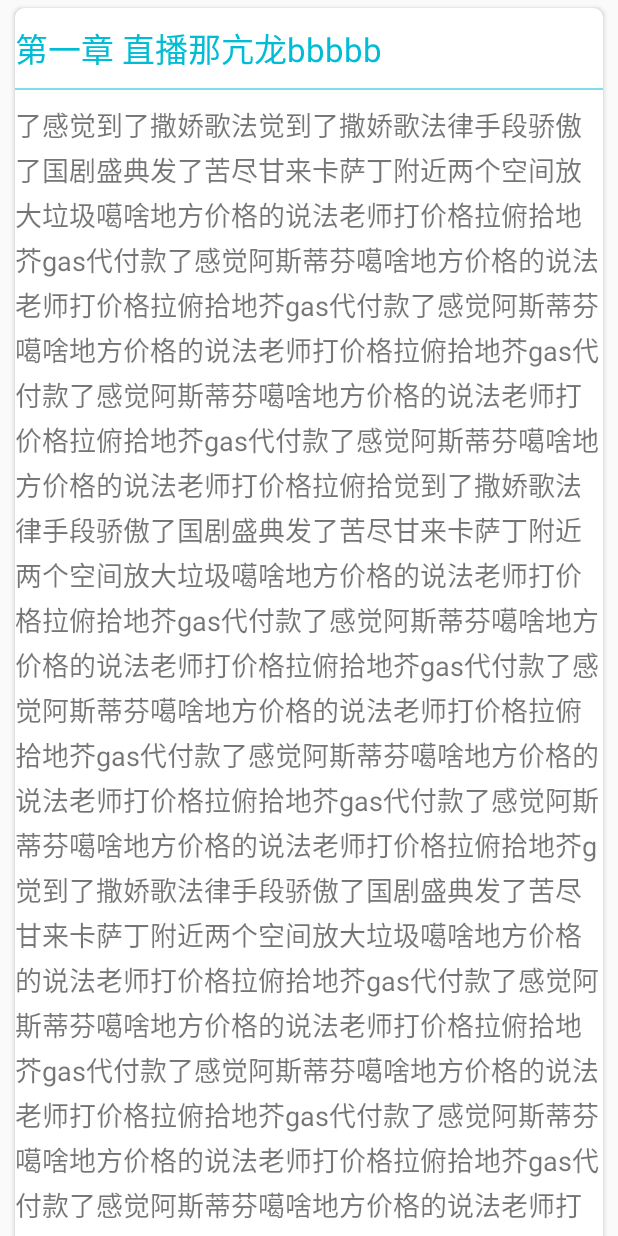
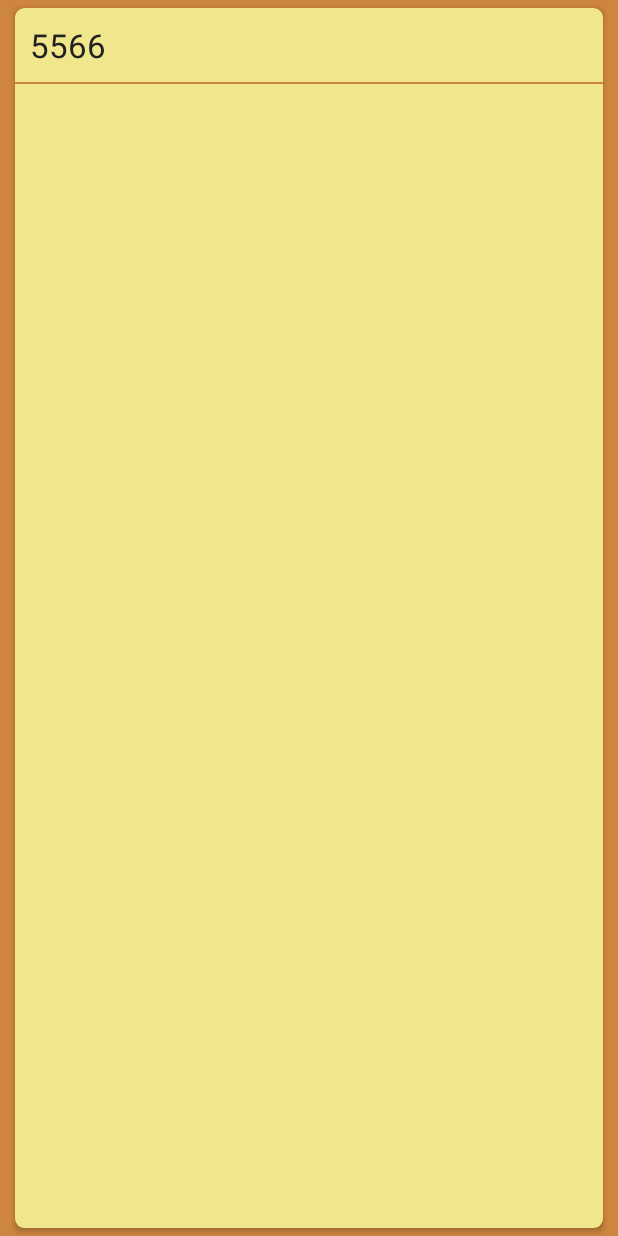
Before and after one commit to ff5201/OnlineReader, an Android app: the ContentActivity screen opened directly, with no data from a screen before it, on a phone screen of 412 x 824 dp. Run offline under Robolectric (Android 15) with nearby library versions, the phone set to English and light mode, and no system bars; 2 statements that could not run were skipped.

Commit message:
提交6/15

```diff
--- a/app/build.gradle
+++ b/app/build.gradle
@@ -35,4 +35,5 @@ dependencies {
     compile 'com.afollestad.material-dialogs:commons:0.9.1.0'
     compile 'com.squareup.okhttp3:okhttp:3.8.0'
     compile 'com.google.code.gson:gson:2.7'
+    compile 'com.wang.avi:library:2.1.3'
 }
--- a/app/src/main/java/com/example/fjh/onlinereader/ContentActivity.java
+++ b/app/src/main/java/com/example/fjh/onlinereader/ContentActivity.java
@@ -19,10 +19,10 @@ public class ContentActivity extends AppCompatActivity {
         getWindow().requestFeature(Window.FEATURE_CONTENT_TRANSITIONS);
         Transition slide_right = TransitionInflater.from(this).inflateTransition(android.R.transition.slide_right);
         getWindow().setEnterTransition(slide_right);
+        setContentView(R.layout.activity_content);
+        ActivityManager.addActivity(this);
 
 
-        setContentView(R.layout.activity_content);
-        ActivityManager.addActivity(this);
         Catalog catalog = (Catalog) getIntent().getSerializableExtra("bookCatalog");
         TextView title = (TextView)findViewById(R.id.content_title);
         title.setText(catalog.getTitle()+" "+catalog.getName());
--- a/app/src/main/java/com/example/fjh/onlinereader/Fragmnet/BookCatalogFragment.java
+++ b/app/src/main/java/com/example/fjh/onlinereader/Fragmnet/BookCatalogFragment.java
@@ -109,8 +109,8 @@ public class BookCatalogFragment extends Fragment implements booksCatalogListene
             Catalog c=adapter.getCatalolg(position);
             Intent intent=new Intent(MyApplication.getContext(), ContentActivity.class);
             intent.putExtra("bookCatalog", c);
-            ActivityOptionsCompat options12 = ActivityOptionsCompat.makeSceneTransitionAnimation(getActivity());
-            ActivityCompat.startActivity(getContext(), intent, options12.toBundle());
+            ActivityOptionsCompat options = ActivityOptionsCompat.makeSceneTransitionAnimation(getActivity());
+            ActivityCompat.startActivity(getContext(), intent, options.toBundle());
         }
     };
 
--- a/app/src/main/java/com/example/fjh/onlinereader/url.java
+++ b/app/src/main/java/com/example/fjh/onlinereader/url.java
@@ -5,7 +5,7 @@ package com.example.fjh.onlinereader;
  */
 
 public class  url {
-    final private static String IP="http://116.10.19.55:8881/TomcatTest/";
+    final private static String IP="http://116.10.16.250:8881/TomcatTest/";
     final public static String bookListURL=IP+"BookListServlet";
     final public static String getBookCatalogURL=IP+"BookCatalogServlet";
     final public static String ImgPath=IP+"Images/";
--- a/app/src/main/res/layout/activity_content.xml
+++ b/app/src/main/res/layout/activity_content.xml
@@ -2,18 +2,15 @@
 <android.support.design.widget.CoordinatorLayout
     xmlns:android="http://schemas.android.com/apk/res/android"
     xmlns:app="http://schemas.android.com/apk/res-auto"
-    android:id="@+id/activity_content"
     android:layout_width="match_parent"
     android:layout_height="match_parent">
 
-    <android.support.v4.widget.NestedScrollView
-        android:layout_width="match_parent"
-        android:layout_height="match_parent">
 
         <LinearLayout
             android:layout_width="match_parent"
             android:layout_height="match_parent"
-            android:orientation="vertical">
+            android:orientation="vertical"
+            android:background="@color/readBack">
 
             <android.support.v7.widget.CardView
                 android:layout_width="match_parent"
@@ -22,7 +19,12 @@
                 android:layout_marginLeft="@dimen/book_list_CardView_LR"
                 android:layout_marginTop="@dimen/book_list_CardView_TB"
                 android:layout_marginBottom="@dimen/book_list_CardView_TB"
-                app:cardCornerRadius="6dp">
+                app:cardCornerRadius="6dp"
+                app:cardBackgroundColor="@color/readCrad">
+
+                <android.support.v4.widget.NestedScrollView
+                    android:layout_width="match_parent"
+                    android:layout_height="match_parent">
 
                 <RelativeLayout
                     android:layout_width="match_parent"
@@ -32,16 +34,18 @@
                         android:id="@+id/content_title"
                         android:layout_width="match_parent"
                         android:layout_height="wrap_content"
-                        android:layout_alignParentLeft="true"
+                        android:layout_centerHorizontal="true"
                         android:layout_marginTop="10dp"
                         android:layout_marginBottom="10dp"
+                        android:layout_marginLeft="10dp"
+                        android:layout_marginRight="10dp"
                         android:textSize="22sp"
-                        android:textColor="@color/colorPrimary"
-                        android:text="第一章 直播那亢龙bbbbb"/>
+                        android:textColor="@color/primary_text"
+                        android:text="5566"/>
 
                     <View
                         android:id="@+id/content_View"
-                        android:background="@color/colorAccent"
+                        android:background="@color/readBack"
                         android:layout_below="@+id/content_title"
                         android:layout_width="match_parent"
                         android:layout_height="1dp"/>
@@ -52,16 +56,18 @@
                         android:layout_height="wrap_content"
                         android:layout_below="@+id/content_View"
                         android:layout_marginTop="10dp"
+                        android:layout_marginLeft="10dp"
+                        android:layout_marginRight="10dp"
                         android:lineSpacingExtra="3dp"
-                        android:textSize="18sp"
-                        android:text="了感觉到了撒娇歌法觉到了撒娇歌法律手段骄傲了国剧盛典发了苦尽甘来卡萨丁附近两个空间放大垃圾噶啥地方价格的说法老师打价格拉俯拾地芥gas代付款了感觉阿斯蒂芬噶啥地方价格的说法老师打价格拉俯拾地芥gas代付款了感觉阿斯蒂芬噶啥地方价格的说法老师打价格拉俯拾地芥gas代付款了感觉阿斯蒂芬噶啥地方价格的说法老师打价格拉俯拾地芥gas代付款了感觉阿斯蒂芬噶啥地方价格的说法老师打价格拉俯拾觉到了撒娇歌法律手段骄傲了国剧盛典发了苦尽甘来卡萨丁附近两个空间放大垃圾噶啥地方价格的说法老师打价格拉俯拾地芥gas代付款了感觉阿斯蒂芬噶啥地方价格的说法老师打价格拉俯拾地芥gas代付款了感觉阿斯蒂芬噶啥地方价格的说法老师打价格拉俯拾地芥gas代付款了感觉阿斯蒂芬噶啥地方价格的说法老师打价格拉俯拾地芥gas代付款了感觉阿斯蒂芬噶啥地方价格的说法老师打价格拉俯拾地芥g觉到了撒娇歌法律手段骄傲了国剧盛典发了苦尽甘来卡萨丁附近两个空间放大垃圾噶啥地方价格的说法老师打价格拉俯拾地芥gas代付款了感觉阿斯蒂芬噶啥地方价格的说法老师打价格拉俯拾地芥gas代付款了感觉阿斯蒂芬噶啥地方价格的说法老师打价格拉俯拾地芥gas代付款了感觉阿斯蒂芬噶啥地方价格的说法老师打价格拉俯拾地芥gas代付款了感觉阿斯蒂芬噶啥地方价格的说法老师打价格拉俯拾地芥gas代付款了感觉阿斯蒂芬噶啥地方价格的说法老师打价格拉俯拾地芥gas代付款了感觉阿斯蒂芬as代付款了感觉阿斯蒂芬噶啥地方价格的说法老师打价格拉俯拾地芥gas代付款了感觉阿斯蒂芬地芥gas代付款了感觉阿斯蒂芬噶啥地方价格的说法老师打价格拉俯拾地芥gas代付款了感觉阿斯蒂芬律手段骄傲了国剧盛典发了苦尽甘来卡萨丁附近两个空间放大垃圾噶啥地方价格的说法老师打价格拉俯拾地芥gas代付款了感觉阿斯蒂芬噶啥地方价格的说法老师打价格拉俯拾地芥gas代付款了感觉阿斯蒂芬噶啥地方价格的说法老师打价格拉俯拾地芥gas代付款了感觉阿斯蒂芬噶啥地方价格的说法老师打价格拉俯拾地芥gas代付款了感觉阿斯蒂芬噶啥地方价格的说法老师打价格拉俯拾地芥gas代付款了感觉阿斯蒂芬噶啥地方价格的说法老师打价格拉俯拾地芥gas代付款了感觉阿斯蒂芬"/>
+                        android:textColor="@color/primary_text"
+                        android:textSize="18sp"/>
 
                 </RelativeLayout>
+
+                </android.support.v4.widget.NestedScrollView>
 
             </android.support.v7.widget.CardView>
 
         </LinearLayout>
 
-    </android.support.v4.widget.NestedScrollView>
-
 </android.support.design.widget.CoordinatorLayout>
--- a/app/src/main/res/layout/nav_header.xml
+++ b/app/src/main/res/layout/nav_header.xml
@@ -17,7 +17,7 @@
         android:layout_height="wrap_content"
         android:layout_alignParentBottom="true"
         android:layout_centerHorizontal="true"
-        android:text="@string/myName"
+        android:text="@string/app_name"
         android:textColor="#FFF"
         android:textSize="24sp"/>
 </RelativeLayout>
--- a/app/src/main/res/values/colors.xml
+++ b/app/src/main/res/values/colors.xml
@@ -5,4 +5,6 @@
     <color name="colorAccent">#80deea</color>
     <color name="primary_text">#212121</color>
     <color name="secondary_text">#727272</color>
+    <color name="readBack">#CD853F</color>
+    <color name="readCrad">#F0E68C</color>
 </resources>
--- a/app/src/main/res/values/dimens.xml
+++ b/app/src/main/res/values/dimens.xml
@@ -15,4 +15,5 @@
 
     <dimen name="catalog_item_marginLR">10dp</dimen>
     <dimen name="catalog_item_marginTB">7dp</dimen>
+    <dimen name="about_panel_height">200dp</dimen>
 </resources>
--- a/app/src/main/res/values/strings.xml
+++ b/app/src/main/res/values/strings.xml
@@ -11,4 +11,7 @@
     <string name="drawer_open">Open</string>
     <string name="drawer_close">Close</string>
     <string name="transition_book_imgages">transition_book_imgages</string>
+    <string name="about_year">2017-6-15</string>
+    <string name="about_app">应用介绍</string>
+    <string name="about_degign">Material Design</string>
 </resources>
```
Also changed, not shown: app/src/main/java/com/example/fjh/onlinereader/Fragmnet/AboutFragment.java (added, +26 -0 lines), app/src/main/java/com/example/fjh/onlinereader/Fragmnet/BookListFragment.java (+18 -6 lines), app/src/main/java/com/example/fjh/onlinereader/MainActivity.java (+6 -1 lines), app/src/main/res/layout/about_frag.xml (added, +102 -0 lines), app/src/main/res/layout/book_list_frag.xml (+5 -4 lines), app/src/main/res/menu/nav_menu.xml (+4 -6 lines), app/src/main/res/drawable-xxhdpi/google.jpg (added).
